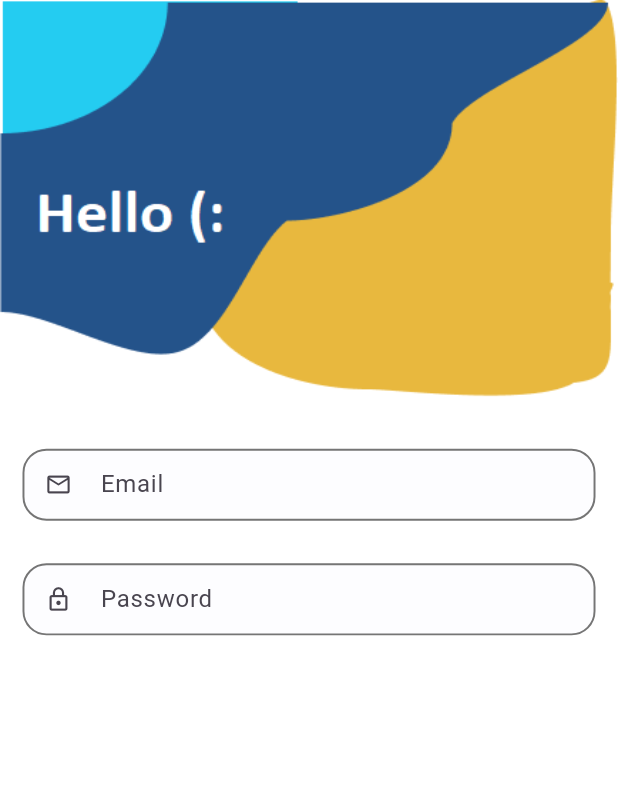
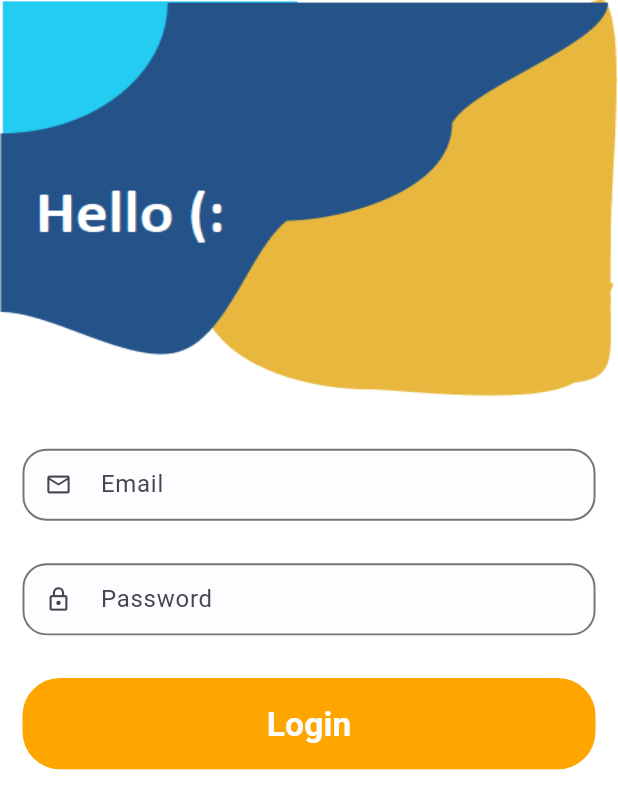
Before and after one commit to Ahmed-Adel72/sawa_chat, a Flutter app: the screen it shows after launch, on a phone screen of 412 x 824 dp. Shown: the top 809 px of the screen. Run offline on Flutter 3.47's test engine with Material 3 defaults, Android fonts, the phone set to English and light mode, and no system bars; our stand-ins replace firebase_core, flutter_screenutil; accounts and stored records are empty.

Commit message:
add app_text_button add email_and_password

```diff
--- a/lib/core/theming/app_text_styles.dart
+++ b/lib/core/theming/app_text_styles.dart
@@ -9,4 +9,9 @@ class AppTextStyles {
     fontWeight: AppFontWeight.bold,
     color: AppColors.darkgray,
   );
+  static TextStyle font25MoreLightGrayBold = TextStyle(
+    fontSize: 22.sp,
+    fontWeight: AppFontWeight.bold,
+    color: AppColors.moreLightGray,
+  );
 }
--- /dev/null
+++ b/lib/core/widgets/app_text_button.dart
@@ -0,0 +1,43 @@
+import 'package:flutter/material.dart';
+import 'package:flutter_screenutil/flutter_screenutil.dart';
+import 'package:sawa_chat/core/theming/app_colors.dart';
+import 'package:sawa_chat/core/theming/app_text_styles.dart';
+
+class AppTextButton extends StatelessWidget {
+  final String? buttonText;
+  final VoidCallback? onPressed;
+  final double? height;
+  final double? width;
+  final double? borderRadius;
+  final TextStyle? textStyle;
+  final Color? color;
+  const AppTextButton({
+    super.key,
+    required this.buttonText,
+    required this.onPressed,
+    this.height,
+    this.width,
+    this.borderRadius,
+    this.textStyle,
+    this.color,
+  });
+
+  @override
+  Widget build(BuildContext context) {
+    return Container(
+      height: height ?? 60.h,
+      width: width ?? double.infinity,
+      decoration: BoxDecoration(
+        borderRadius: BorderRadius.circular(borderRadius ?? 25),
+        color: color ?? AppColors.mainOrange,
+      ),
+      child: MaterialButton(
+        onPressed: onPressed!,
+        child: Text(
+          buttonText!,
+          style: textStyle,
+        ),
+      ),
+    );
+  }
+}
--- a/lib/features/login/ui/login_screen.dart
+++ b/lib/features/login/ui/login_screen.dart
@@ -1,14 +1,16 @@
 import 'package:flutter/material.dart';
 import 'package:flutter_screenutil/flutter_screenutil.dart';
+import 'package:sawa_chat/core/theming/app_colors.dart';
+import 'package:sawa_chat/core/theming/app_text_styles.dart';
+import 'package:sawa_chat/core/widgets/app_text_button.dart';
 import 'package:sawa_chat/core/widgets/app_text_form_field.dart';
+import 'package:sawa_chat/features/login/ui/widgets/email_and_password.dart';
 
 // ignore: must_be_immutable
 class LoginScreen extends StatelessWidget {
   LoginScreen({super.key});
 
   final formKey = GlobalKey<FormState>();
-  TextEditingController emailController = TextEditingController();
-  TextEditingController passwordController = TextEditingController();
 
   @override
   Widget build(BuildContext context) {
@@ -25,34 +27,12 @@ class LoginScreen extends StatelessWidget {
           child: SingleChildScrollView(
             child: Column(
               children: [
-                Container(
-                  height: 280.h,
-                ),
-                AppTextFormField(
-                  controller: emailController,
-                  hintText: "Email",
-                  isObscureText: false,
-                  prefixIcon: const Icon(Icons.email_outlined),
-                  validator: (value) {
-                    if (value == null || value.isEmpty) {
-                      return 'Please enter a vaild email';
-                    }
-                  },
-                ),
-                SizedBox(
-                  height: 28.h,
-                ),
-                AppTextFormField(
-                  controller: passwordController,
-                  hintText: "Password",
-                  isObscureText: true,
-                  prefixIcon: const Icon(Icons.lock_outline),
-                  validator: (value) {
-                    if (value == null || value.isEmpty) {
-                      return 'Please enter a vaild password';
-                    }
-                  },
-                ),
+                EmailAndPassword(),
+                AppTextButton(
+                  buttonText: 'Login',
+                  onPressed: () {},
+                  textStyle: AppTextStyles.font25MoreLightGrayBold,
+                )
               ],
             ),
           ),
--- /dev/null
+++ b/lib/features/login/ui/widgets/email_and_password.dart
@@ -0,0 +1,50 @@
+import 'package:flutter/material.dart';
+import 'package:flutter_screenutil/flutter_screenutil.dart';
+import 'package:sawa_chat/core/widgets/app_text_form_field.dart';
+
+// ignore: must_be_immutable
+class EmailAndPassword extends StatelessWidget {
+  EmailAndPassword({super.key});
+
+  TextEditingController emailController = TextEditingController();
+  TextEditingController passwordController = TextEditingController();
+
+  @override
+  Widget build(BuildContext context) {
+    return Column(
+      children: [
+        Container(
+          height: 280.h,
+        ),
+        AppTextFormField(
+          controller: emailController,
+          hintText: "Email",
+          isObscureText: false,
+          prefixIcon: const Icon(Icons.email_outlined),
+          validator: (value) {
+            if (value == null || value.isEmpty) {
+              return 'Please enter a vaild email';
+            }
+          },
+        ),
+        SizedBox(
+          height: 28.h,
+        ),
+        AppTextFormField(
+          controller: passwordController,
+          hintText: "Password",
+          isObscureText: true,
+          prefixIcon: const Icon(Icons.lock_outline),
+          validator: (value) {
+            if (value == null || value.isEmpty) {
+              return 'Please enter a vaild password';
+            }
+          },
+        ),
+        SizedBox(
+          height: 28.h,
+        ),
+      ],
+    );
+  }
+}
```
